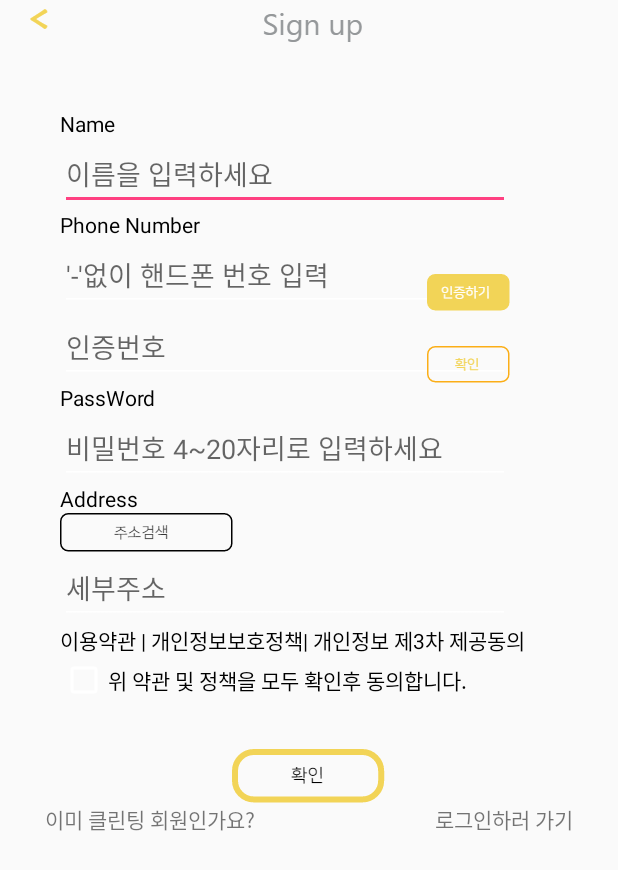
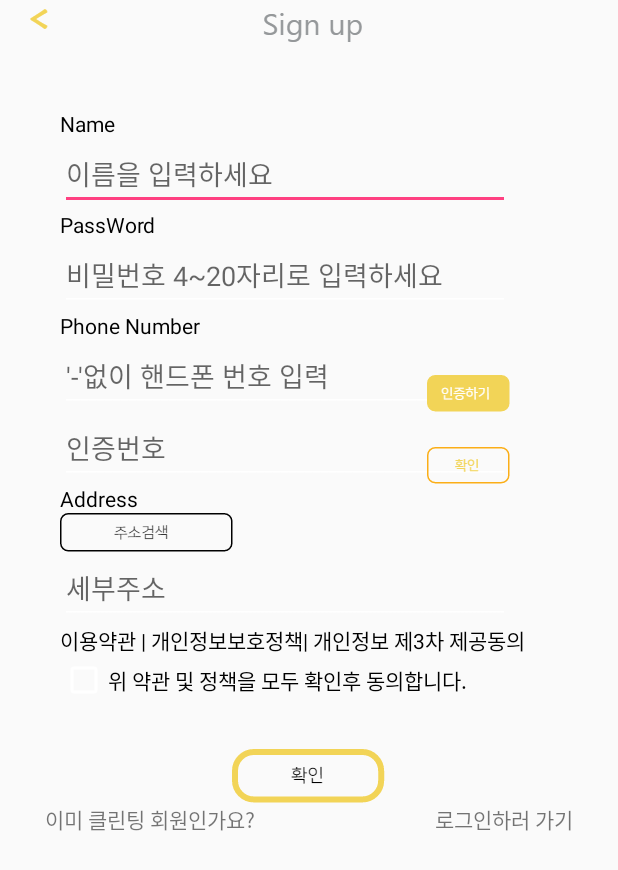
Before and after one commit to wlldnjs/CleanTing, an Android app: the SignUpActivity screen opened directly, with no data from a screen before it, on a phone screen of 412 x 824 dp. Shown: the top 870 px of the screen. Run offline under Robolectric (Android 15) with nearby library versions, the light colour scheme and no system bars.

Commit message:
회원가입페이지 레이아웃수정

```diff
--- a/CleanTing/app/src/main/java/sopt/client/cleanting/Alarm/AlarmFragment.java
+++ b/CleanTing/app/src/main/java/sopt/client/cleanting/Alarm/AlarmFragment.java
@@ -85,10 +85,6 @@ public class AlarmFragment extends Fragment {
 
 
 
-
-
-
-
         // 앞서 정의해 놓은 ExpandableListView와 그 CustomAdapter를 선언 및 연결한 후
         // ExpandableListView에 대한 OnClickListener 등을 선언
         expandableListView = (ExpandableListView) expandableListView.findViewById(R.id.expandablelist);
--- a/CleanTing/app/src/main/java/sopt/client/cleanting/Main/SignUp/SignUpActivity.java
+++ b/CleanTing/app/src/main/java/sopt/client/cleanting/Main/SignUp/SignUpActivity.java
@@ -63,7 +63,7 @@ public class SignUpActivity extends AppCompatActivity {
 
                 //유효성검사
                 if(edit_name.length()==0){
-                    Toast.makeText(getApplicationContext(), "이름을 입력해주세요.", Toast.LENGTH_SHORT).show();
+                    Toast.makeText(getApplicationContext(), "아이디를 입력해주세요.", Toast.LENGTH_SHORT).show();
                     edit_name.requestFocus();
                     return;
                 }
@@ -83,8 +83,8 @@ public class SignUpActivity extends AppCompatActivity {
                     return;
                 }
 
-                if(!Pattern.matches("^[가-힣]*$",name)){
-                    Toast.makeText(getApplicationContext(), "이름을 한글로 입력해주세요.", Toast.LENGTH_SHORT).show();
+                if(!Pattern.matches("^[a-zA-Z0-9]*$$",name)){
+                    Toast.makeText(getApplicationContext(), "아이디를 영문과 숫자로만 입력해주세요.", Toast.LENGTH_SHORT).show();
                     edit_name.requestFocus();
                     return;
                 }
--- a/CleanTing/app/src/main/res/layout/activity_sign_up.xml
+++ b/CleanTing/app/src/main/res/layout/activity_sign_up.xml
@@ -64,10 +64,31 @@
             android:layout_below="@+id/name"
             android:layout_width="300dp"
             android:layout_height="wrap_content" />
+<RelativeLayout
+    android:layout_below="@+id/edit_password"
+    android:layout_width="match_parent"
+    android:layout_height="wrap_content"></RelativeLayout>
+
 
         <TextView
             android:textColor="@android:color/black"
             android:layout_below="@+id/edit_name"
+            android:id="@+id/password"
+            android:text="PassWord"
+            android:layout_width="wrap_content"
+            android:layout_height="wrap_content" />
+
+        <EditText
+            android:hint="비밀번호 4~20자리로 입력하세요"
+            android:id="@+id/edit_password"
+            android:inputType="textPassword"
+            android:layout_below="@+id/password"
+            android:layout_width="300dp"
+            android:layout_height="wrap_content" />
+
+        <TextView
+            android:textColor="@android:color/black"
+            android:layout_below="@+id/edit_password"
             android:id="@+id/phonenumber"
             android:text="Phone Number"
             android:layout_width="wrap_content"
@@ -101,30 +122,14 @@
             android:src="@drawable/confirm"
             android:layout_width="wrap_content"
             android:layout_height="wrap_content"
-            android:layout_above="@+id/password"
+            android:id="@+id/button_confirm"
+            android:layout_alignBottom="@+id/edit_citenumber"
             android:layout_alignRight="@+id/edit_citenumber"
-            android:layout_alignEnd="@+id/edit_citenumber"
-            android:id="@+id/button_confirm" />
+            android:layout_alignEnd="@+id/edit_citenumber" />
 
         <TextView
             android:textColor="@android:color/black"
             android:layout_below="@+id/edit_citenumber"
-            android:id="@+id/password"
-            android:text="PassWord"
-            android:layout_width="wrap_content"
-            android:layout_height="wrap_content" />
-
-        <EditText
-            android:hint="비밀번호 4~20자리로 입력하세요"
-            android:id="@+id/edit_password"
-            android:inputType="textPassword"
-            android:layout_below="@+id/password"
-            android:layout_width="300dp"
-            android:layout_height="wrap_content" />
-
-        <TextView
-            android:textColor="@android:color/black"
-            android:layout_below="@+id/edit_password"
             android:id="@+id/address"
             android:text="Address"
             android:layout_width="wrap_content"
```
